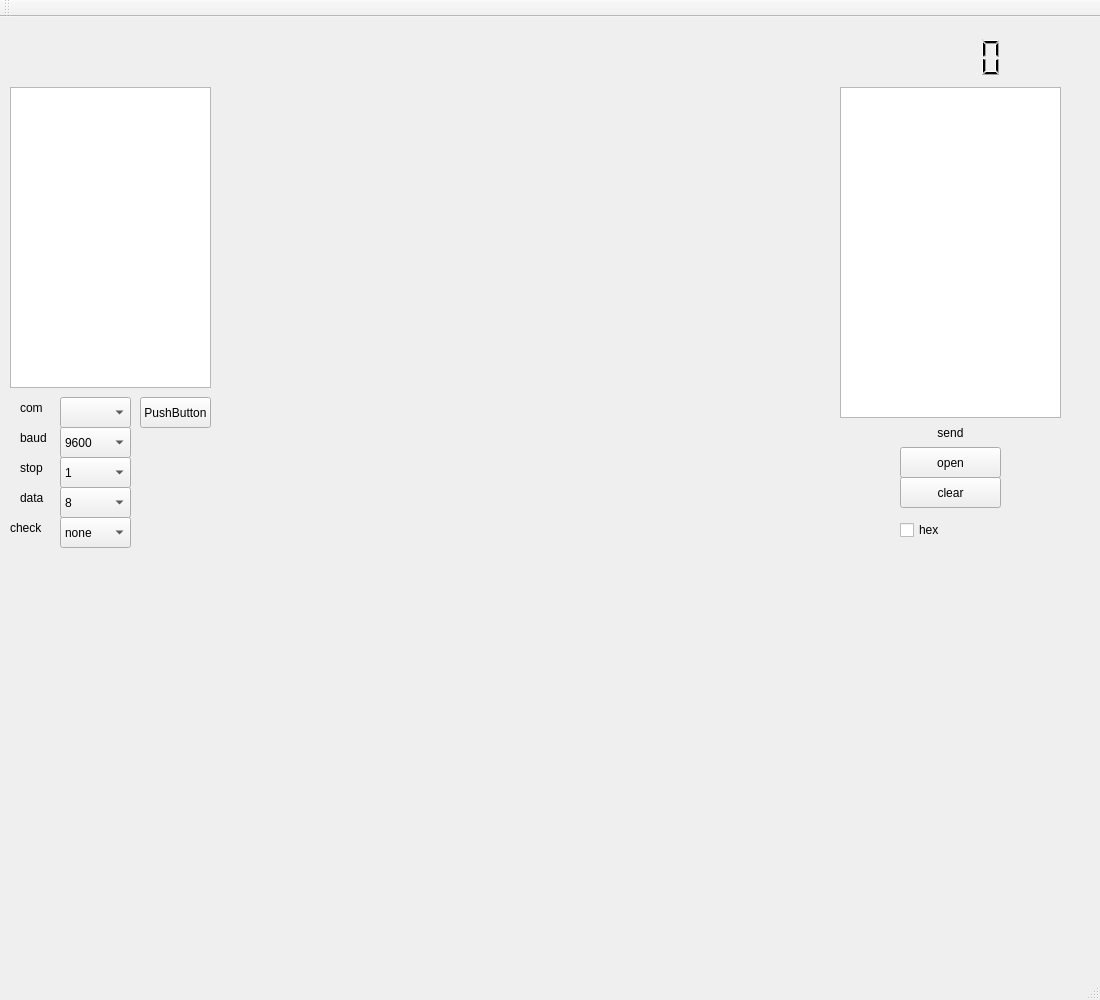
The window that mainwindow.ui (Liurunyuan/guiJ75) describes before a commit, drawn with Qt 5.
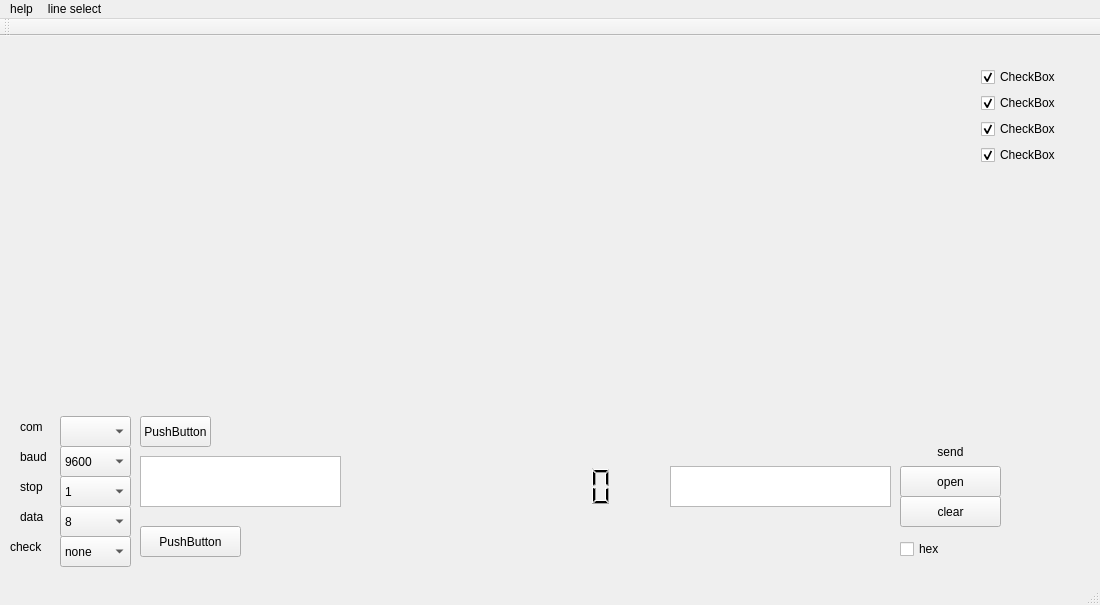
The same window after the commit. Custom widgets are drawn as their Qt base class.

Patch:
```diff
--- a/mainwindow.ui
+++ b/mainwindow.ui
@@ -7,7 +7,7 @@
     <x>0</x>
     <y>0</y>
     <width>1100</width>
-    <height>1000</height>
+    <height>605</height>
    </rect>
   </property>
   <property name="windowTitle">
@@ -20,10 +20,10 @@
    <widget class="QTextBrowser" name="rxDataDisplay">
     <property name="geometry">
      <rect>
-      <x>10</x>
-      <y>70</y>
+      <x>140</x>
+      <y>420</y>
       <width>201</width>
-      <height>301</height>
+      <height>51</height>
      </rect>
     </property>
    </widget>
@@ -88,10 +88,10 @@
    <widget class="QTextEdit" name="txDataInput">
     <property name="geometry">
      <rect>
-      <x>840</x>
-      <y>70</y>
+      <x>670</x>
+      <y>430</y>
       <width>221</width>
-      <height>331</height>
+      <height>41</height>
      </rect>
     </property>
    </widget>
@@ -235,11 +235,34 @@
      <string>check</string>
     </property>
    </widget>
+   <widget class="QPushButton" name="testbtn">
+    <property name="geometry">
+     <rect>
+      <x>140</x>
+      <y>380</y>
+      <width>71</width>
+      <height>31</height>
+     </rect>
+    </property>
+    <property name="text">
+     <string>PushButton</string>
+    </property>
+   </widget>
+   <widget class="QCustomPlot" name="widget" native="true">
+    <property name="geometry">
+     <rect>
+      <x>30</x>
+      <y>10</y>
+      <width>931</width>
+      <height>351</height>
+     </rect>
+    </property>
+   </widget>
    <widget class="QLCDNumber" name="lcdNumber">
     <property name="geometry">
      <rect>
-      <x>870</x>
-      <y>20</y>
+      <x>480</x>
+      <y>430</y>
       <width>161</width>
       <height>41</height>
      </rect>
@@ -251,12 +274,12 @@
      <enum>QFrame::Raised</enum>
     </property>
    </widget>
-   <widget class="QPushButton" name="testbtn">
+   <widget class="QPushButton" name="pushButton">
     <property name="geometry">
      <rect>
       <x>140</x>
-      <y>380</y>
-      <width>71</width>
+      <y>490</y>
+      <width>101</width>
       <height>31</height>
      </rect>
     </property>
@@ -264,15 +287,57 @@
      <string>PushButton</string>
     </property>
    </widget>
-   <widget class="QCustomPlot" name="widget" native="true">
+   <widget class="QWidget" name="layoutWidget">
     <property name="geometry">
      <rect>
-      <x>240</x>
-      <y>100</y>
-      <width>561</width>
-      <height>431</height>
+      <x>970</x>
+      <y>20</y>
+      <width>101</width>
+      <height>124</height>
      </rect>
     </property>
+    <layout class="QVBoxLayout" name="verticalLayout">
+     <item>
+      <widget class="QCheckBox" name="checkBox_2">
+       <property name="text">
+        <string>CheckBox</string>
+       </property>
+       <property name="checked">
+        <bool>true</bool>
+       </property>
+      </widget>
+     </item>
+     <item>
+      <widget class="QCheckBox" name="checkBox_3">
+       <property name="text">
+        <string>CheckBox</string>
+       </property>
+       <property name="checked">
+        <bool>true</bool>
+       </property>
+      </widget>
+     </item>
+     <item>
+      <widget class="QCheckBox" name="checkBox_4">
+       <property name="text">
+        <string>CheckBox</string>
+       </property>
+       <property name="checked">
+        <bool>true</bool>
+       </property>
+      </widget>
+     </item>
+     <item>
+      <widget class="QCheckBox" name="checkBox_5">
+       <property name="text">
+        <string>CheckBox</string>
+       </property>
+       <property name="checked">
+        <bool>true</bool>
+       </property>
+      </widget>
+     </item>
+    </layout>
    </widget>
   </widget>
   <widget class="QMenuBar" name="menuBar">
@@ -284,6 +349,29 @@
      <height>27</height>
     </rect>
    </property>
+   <widget class="QMenu" name="menuHelp">
+    <property name="title">
+     <string>help</string>
+    </property>
+    <addaction name="actionAbout_how_to_use"/>
+    <addaction name="separator"/>
+   </widget>
+   <widget class="QMenu" name="menuLine_select">
+    <property name="title">
+     <string>line select</string>
+    </property>
+    <addaction name="actionDisplacement"/>
+    <addaction name="separator"/>
+    <addaction name="actionMotor_speed"/>
+    <addaction name="separator"/>
+    <addaction name="actionMotor_accel"/>
+    <addaction name="separator"/>
+    <addaction name="actionCurrent"/>
+    <addaction name="separator"/>
+    <addaction name="actionBus_voltage"/>
+   </widget>
+   <addaction name="menuHelp"/>
+   <addaction name="menuLine_select"/>
   </widget>
   <widget class="QToolBar" name="mainToolBar">
    <attribute name="toolBarArea">
```
Left out of the diff: 36 changed lines with no effect on the pictures.
